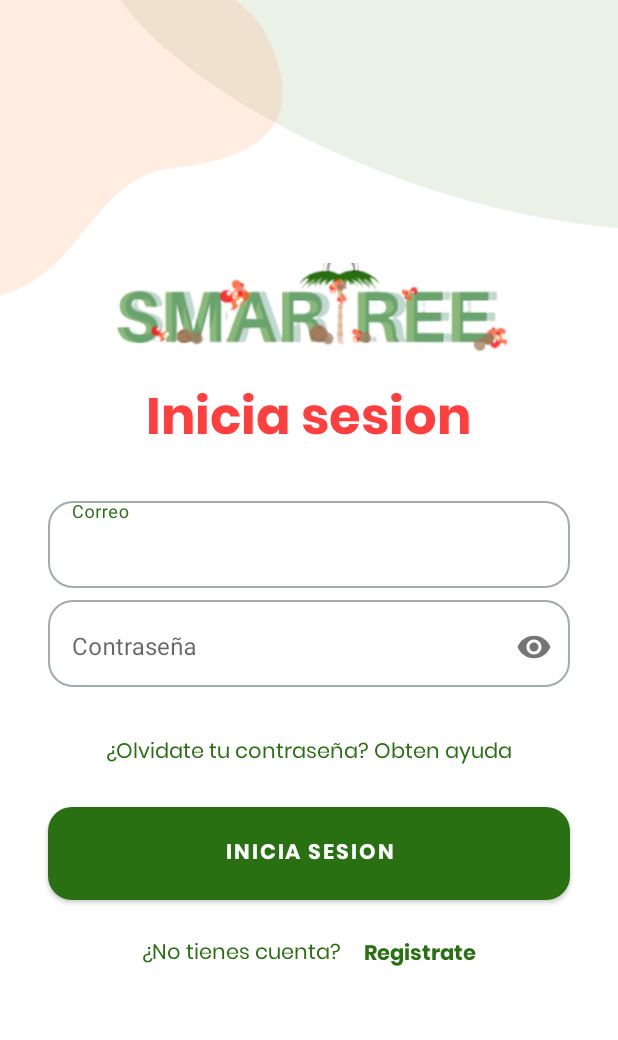
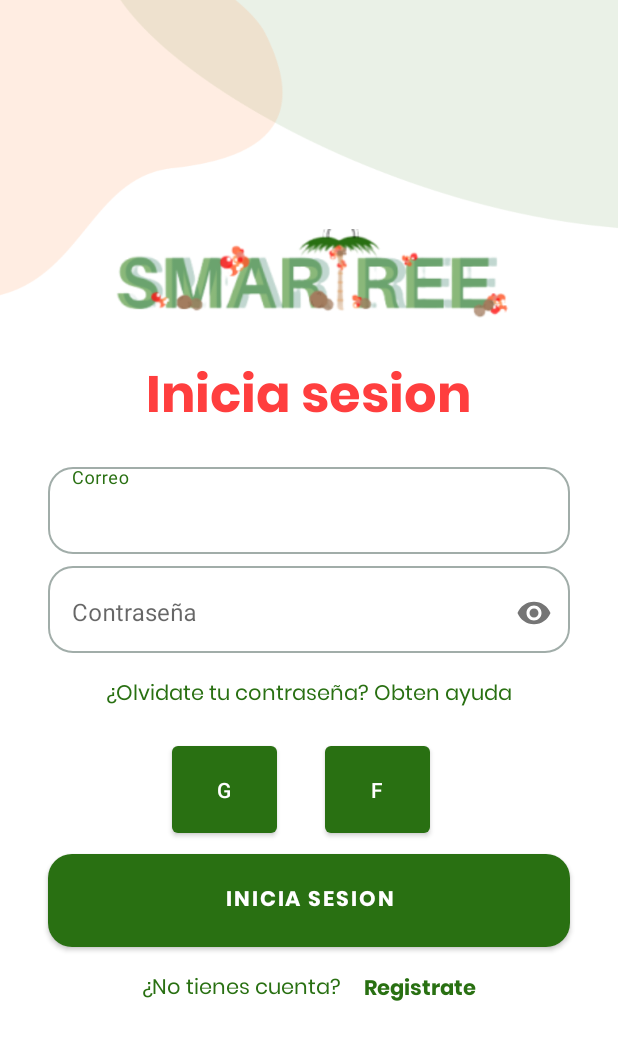
Before and after one commit to anderson-154/SmarTree, an Android app: the screen it shows after launch (LoginActivity), on a phone screen of 412 x 824 dp. Shown: the top 1040 px of the screen. Run offline under Robolectric (Android 15) with nearby library versions, the phone set to English and light mode, and no system bars; our stand-ins replace Firebase (no records; nobody signed in at launch, a user with empty details on screens opened directly).

Commit message:
feat(auth): add google, facebook buttons

```diff
--- a/app/src/main/java/com/example/smartree/LoginActivity.kt
+++ b/app/src/main/java/com/example/smartree/LoginActivity.kt
@@ -34,7 +34,7 @@ class LoginActivity : AppCompatActivity() {
 
         //init
         setup()
-        session()
+        loadSession()
     }
 
     private fun setup(){
@@ -60,7 +60,7 @@ class LoginActivity : AppCompatActivity() {
         }
     }
 
-    private fun session(){
+    private fun loadSession(){
         val prefs = getSharedPreferences(getString(R.string.prefs_file), Context.MODE_PRIVATE)
         val email = prefs.getString("email", null)
         val provider = prefs.getString("provider", null)
--- a/app/src/main/java/com/example/smartree/NavigationActivity.kt
+++ b/app/src/main/java/com/example/smartree/NavigationActivity.kt
@@ -15,7 +15,8 @@ import com.google.firebase.auth.ktx.auth
 import com.google.firebase.ktx.Firebase
 
 enum class ProviderType {
-    BASIC
+    BASIC,
+    GOOGLE
 }
 
 class NavigationActivity : AppCompatActivity() {
--- a/app/src/main/res/layout/activity_login.xml
+++ b/app/src/main/res/layout/activity_login.xml
@@ -34,15 +34,15 @@
             android:id="@+id/textView2"
             android:layout_width="wrap_content"
             android:layout_height="wrap_content"
-            android:layout_marginBottom="24dp"
+            android:layout_marginTop="8dp"
             android:fontFamily="@font/poppins_bold"
             android:text="@string/sesion"
             android:textColor="@color/dark_orange"
             android:textSize="34sp"
-            app:layout_constraintBottom_toTopOf="@+id/emailSignInETLayout"
             app:layout_constraintEnd_toEndOf="parent"
             app:layout_constraintHorizontal_bias="0.497"
-            app:layout_constraintStart_toStartOf="parent" />
+            app:layout_constraintStart_toStartOf="parent"
+            app:layout_constraintTop_toBottomOf="@+id/imageView4" />
 
         <com.google.android.material.textfield.TextInputLayout
             android:id="@+id/emailSignInETLayout"
@@ -50,15 +50,15 @@
             android:layout_width="match_parent"
             android:layout_height="wrap_content"
             android:layout_marginStart="32dp"
+            android:layout_marginTop="16dp"
             android:layout_marginEnd="32dp"
-            android:layout_marginBottom="8dp"
             android:background="@drawable/background_input"
             android:ems="10"
             android:hint="@string/correo"
             android:minHeight="48dp"
-            app:layout_constraintBottom_toTopOf="@+id/passwordSignInET"
             app:layout_constraintEnd_toEndOf="parent"
-            app:layout_constraintStart_toStartOf="parent">
+            app:layout_constraintStart_toStartOf="parent"
+            app:layout_constraintTop_toBottomOf="@+id/textView2">
 
             <com.google.android.material.textfield.TextInputEditText
                 android:id="@+id/emailSignInET"
@@ -76,16 +76,16 @@
             style="@style/Widget.MaterialComponents.TextInputLayout.OutlinedBox"
             android:layout_width="0dp"
             android:layout_height="wrap_content"
-            android:layout_marginBottom="32dp"
+            android:layout_marginTop="8dp"
             android:background="@drawable/background_input"
             android:ems="10"
             android:hint="@string/contraseña"
             android:inputType="textPassword"
             android:minHeight="48dp"
             android:password="true"
-            app:layout_constraintBottom_toTopOf="@+id/textView4"
             app:layout_constraintEnd_toEndOf="@+id/emailSignInETLayout"
             app:layout_constraintStart_toStartOf="@+id/emailSignInETLayout"
+            app:layout_constraintTop_toBottomOf="@+id/emailSignInETLayout"
             app:passwordToggleEnabled="true">
 
             <com.google.android.material.textfield.TextInputEditText
@@ -102,14 +102,14 @@
             android:id="@+id/textView4"
             android:layout_width="wrap_content"
             android:layout_height="wrap_content"
-            android:layout_marginBottom="24dp"
+            android:layout_marginTop="16dp"
             android:fontFamily="@font/poppins"
             android:text="@string/ayuda"
             android:textColor="@color/dark_green"
             android:textSize="14sp"
-            app:layout_constraintBottom_toTopOf="@+id/signInBtn"
             app:layout_constraintEnd_toEndOf="@+id/passwordSignInET"
-            app:layout_constraintStart_toStartOf="@+id/passwordSignInET" />
+            app:layout_constraintStart_toStartOf="@+id/passwordSignInET"
+            app:layout_constraintTop_toBottomOf="@+id/passwordSignInET" />
 
         <TextView
             android:id="@+id/textView6"
@@ -119,7 +119,6 @@
             android:fontFamily="@font/poppins"
             android:text="@string/no_cuenta"
             android:textColor="@color/dark_green"
-            app:layout_constraintBottom_toBottomOf="@+id/signUpTxt"
             app:layout_constraintEnd_toStartOf="@+id/signUpTxt"
             app:layout_constraintHorizontal_bias="0.5"
             app:layout_constraintStart_toStartOf="@+id/signInBtn"
@@ -129,37 +128,68 @@
             android:id="@+id/signInBtn"
             android:layout_width="0dp"
             android:layout_height="62dp"
-            android:layout_marginBottom="24dp"
+            android:layout_marginTop="8dp"
             android:background="@drawable/background_btn"
             android:fontFamily="@font/poppins_bold"
             android:text="@string/sesion"
             android:textColor="@color/white"
-            app:layout_constraintBottom_toTopOf="@+id/textView6"
             app:layout_constraintEnd_toEndOf="@+id/passwordSignInET"
-            app:layout_constraintStart_toStartOf="@+id/passwordSignInET" />
+            app:layout_constraintStart_toStartOf="@+id/passwordSignInET"
+            app:layout_constraintTop_toBottomOf="@+id/googleBtn" />
 
         <TextView
             android:id="@+id/signUpTxt"
             android:layout_width="wrap_content"
             android:layout_height="wrap_content"
+            android:layout_marginTop="16dp"
             android:layout_marginEnd="48dp"
             android:fontFamily="@font/poppins_bold"
             android:text="@string/registrar"
             android:textColor="@color/dark_green"
             android:textStyle="bold"
-            app:layout_constraintBottom_toBottomOf="parent"
             app:layout_constraintEnd_toEndOf="@+id/signInBtn"
             app:layout_constraintHorizontal_bias="0.5"
-            app:layout_constraintStart_toEndOf="@+id/textView6" />
+            app:layout_constraintStart_toEndOf="@+id/textView6"
+            app:layout_constraintTop_toBottomOf="@+id/signInBtn" />
 
         <ImageView
             android:id="@+id/imageView4"
             android:layout_width="312dp"
             android:layout_height="76dp"
-            app:layout_constraintBottom_toTopOf="@+id/textView2"
             app:layout_constraintEnd_toEndOf="@+id/textView2"
             app:layout_constraintStart_toStartOf="@+id/textView2"
+            app:layout_constraintTop_toTopOf="parent"
             app:srcCompat="@drawable/logo" />
+
+        <Button
+            android:id="@+id/googleBtn"
+            android:layout_width="70dp"
+            android:layout_height="70dp"
+            android:layout_marginTop="16dp"
+            android:layout_marginEnd="16dp"
+            android:text="G"
+            app:layout_constraintEnd_toStartOf="@+id/guideline3"
+            app:layout_constraintTop_toBottomOf="@+id/textView4" />
+
+        <Button
+            android:id="@+id/facebookBtn"
+            android:layout_width="70dp"
+            android:layout_height="70dp"
+            android:layout_marginStart="16dp"
+            android:layout_marginTop="16dp"
+            android:text="F"
+            app:layout_constraintStart_toStartOf="@+id/guideline3"
+            app:layout_constraintTop_toBottomOf="@+id/textView4" />
+
+        <androidx.constraintlayout.widget.Guideline
+            android:id="@+id/guideline3"
+            android:layout_width="wrap_content"
+            android:layout_height="wrap_content"
+            android:orientation="vertical"
+            app:layout_constraintEnd_toEndOf="parent"
+            app:layout_constraintGuide_begin="201dp"
+            app:layout_constraintStart_toStartOf="parent" />
+
     </androidx.constraintlayout.widget.ConstraintLayout>
 
 </androidx.constraintlayout.widget.ConstraintLayout>
```
